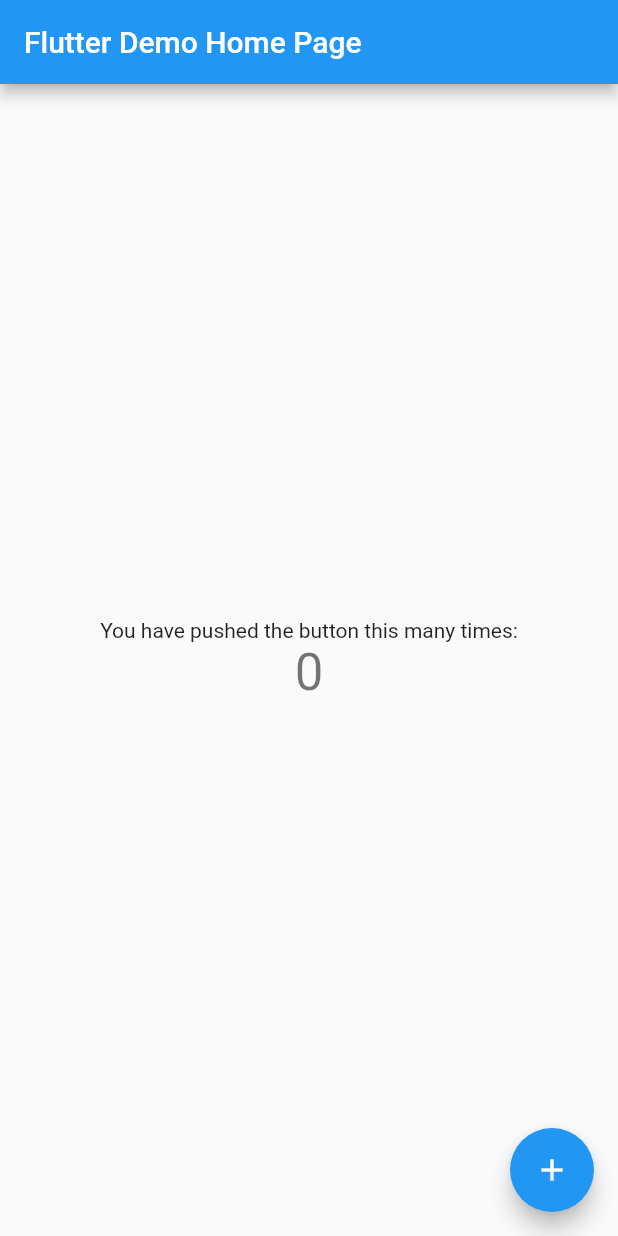
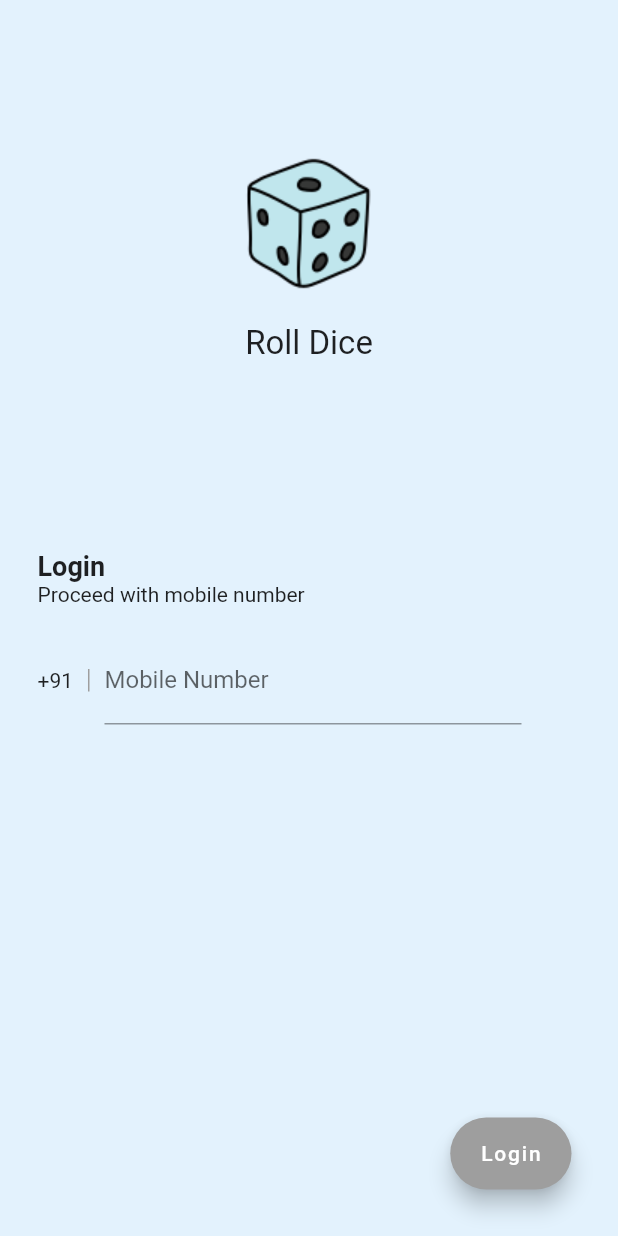
Before and after one commit to DeepakRor7/rolldicegame, a Flutter app: the screen it shows after launch, on a phone screen of 412 x 824 dp. Run offline on Flutter 3.47's test engine with Material 2 defaults, Android fonts, the phone set to English and light mode, and no system bars; our stand-ins replace firebase_auth, rxdart; accounts and stored records are empty.

Commit message:
This is First Commit

```diff
--- a/lib/main.dart
+++ b/lib/main.dart
@@ -1,4 +1,5 @@
 import 'package:flutter/material.dart';
+import 'package:rolldicegame/ui/login/LoginUI.dart';
 
 void main() {
   runApp(MyApp());
@@ -11,103 +12,9 @@ class MyApp extends StatelessWidget {
     return MaterialApp(
       title: 'Roll Dice',
       theme: ThemeData(
-        // This is the theme of your application.
-        //
-        // Try running your application with "flutter run". You'll see the
-        // application has a blue toolbar. Then, without quitting the app, try
-        // changing the primarySwatch below to Colors.green and then invoke
-        // "hot reload" (press "r" in the console where you ran "flutter run",
-        // or simply save your changes to "hot reload" in a Flutter IDE).
-        // Notice that the counter didn't reset back to zero; the application
-        // is not restarted.
         primarySwatch: Colors.blue,
       ),
-      home: MyHomePage(title: 'Flutter Demo Home Page'),
+      home: LoginUI(),
     );
   }
 }
-
-class MyHomePage extends StatefulWidget {
-  MyHomePage({Key key, this.title}) : super(key: key);
-
-  // This widget is the home page of your application. It is stateful, meaning
-  // that it has a State object (defined below) that contains fields that affect
-  // how it looks.
-
-  // This class is the configuration for the state. It holds the values (in this
-  // case the title) provided by the parent (in this case the App widget) and
-  // used by the build method of the State. Fields in a Widget subclass are
-  // always marked "final".
-
-  final String title;
-
-  @override
-  _MyHomePageState createState() => _MyHomePageState();
-}
-
-class _MyHomePageState extends State<MyHomePage> {
-  int _counter = 0;
-
-  void _incrementCounter() {
-    setState(() {
-      // This call to setState tells the Flutter framework that something has
-      // changed in this State, which causes it to rerun the build method below
-      // so that the display can reflect the updated values. If we changed
-      // _counter without calling setState(), then the build method would not be
-      // called again, and so nothing would appear to happen.
-      _counter++;
-    });
-  }
-
-  @override
-  Widget build(BuildContext context) {
-    // This method is rerun every time setState is called, for instance as done
-    // by the _incrementCounter method above.
-    //
-    // The Flutter framework has been optimized to make rerunning build methods
-    // fast, so that you can just rebuild anything that needs updating rather
-    // than having to individually change instances of widgets.
-    return Scaffold(
-      appBar: AppBar(
-        // Here we take the value from the MyHomePage object that was created by
-        // the App.build method, and use it to set our appbar title.
-        title: Text(widget.title),
-      ),
-      body: Center(
-        // Center is a layout widget. It takes a single child and positions it
-        // in the middle of the parent.
-        child: Column(
-          // Column is also a layout widget. It takes a list of children and
-          // arranges them vertically. By default, it sizes itself to fit its
-          // children horizontally, and tries to be as tall as its parent.
-          //
-          // Invoke "debug painting" (press "p" in the console, choose the
-          // "Toggle Debug Paint" action from the Flutter Inspector in Android
-          // Studio, or the "Toggle Debug Paint" command in Visual Studio Code)
-          // to see the wireframe for each widget.
-          //
-          // Column has various properties to control how it sizes itself and
-          // how it positions its children. Here we use mainAxisAlignment to
-          // center the children vertically; the main axis here is the vertical
-          // axis because Columns are vertical (the cross axis would be
-          // horizontal).
-          mainAxisAlignment: MainAxisAlignment.center,
-          children: <Widget>[
-            Text(
-              'You have pushed the button this many times:',
-            ),
-            Text(
-              '$_counter',
-              style: Theme.of(context).textTheme.headline4,
-            ),
-          ],
-        ),
-      ),
-      floatingActionButton: FloatingActionButton(
-        onPressed: _incrementCounter,
-        tooltip: 'Increment',
-        child: Icon(Icons.add),
-      ), // This trailing comma makes auto-formatting nicer for build methods.
-    );
-  }
-}
--- /dev/null
+++ b/lib/ui/login/LoginUI.dart
@@ -0,0 +1,173 @@
+
+
+import 'dart:ui';
+
+import 'package:firebase_auth/firebase_auth.dart';
+import 'package:flutter/material.dart';
+import 'package:rolldicegame/ui/login/OtpUI.dart';
+import 'package:rolldicegame/ui/login/bloc/ValidationBloc.dart';
+import 'package:rolldicegame/utils/AppConstants.dart';
+
+
+class LoginUI extends StatelessWidget{
+
+  final TextEditingController _controllerPhoneNumber =
+  TextEditingController();
+
+
+
+
+
+  var validBloc = ValidationBloc();
+
+
+
+BuildContext context;
+  @override
+  Widget build(BuildContext context) {
+
+    context = context;
+
+
+    return Scaffold(
+
+      backgroundColor: Colors.blue[50],
+
+      floatingActionButton: Padding(
+        padding: const EdgeInsets.all(15.0),
+        child: StreamBuilder<bool>(
+          stream: validBloc.validation,
+          initialData: false,
+          builder: (context, snapshot) {
+            return FloatingActionButton.extended(
+
+              backgroundColor: snapshot.data ? Colors.blue :Colors.grey,
+
+              label: Text("Login"), onPressed: () {
+
+              if(snapshot.data)
+              _submitPhoneNumber(_controllerPhoneNumber.text);
+
+            },);
+          }
+        ),
+      ),
+
+      body: Container(
+       child: ListView(
+         children: <Widget>[
+
+         SizedBox(height: 100,),
+          context.logoIconWidget(),
+           SizedBox(height: 100,),
+          Padding(
+            padding: const EdgeInsets.all(25.0),
+            child: Column(
+
+              crossAxisAlignment: CrossAxisAlignment.start,
+              children: <Widget>[
+
+                Text("Login",style: TextStyle(fontSize: 18,fontWeight: FontWeight.w600) ,),
+                Text("Proceed with mobile number"),
+                SizedBox(height: 20,) ,
+
+                Row(
+                  crossAxisAlignment: CrossAxisAlignment.center,
+                  children: <Widget>[
+                    Column(
+                      children: <Widget>[
+
+                        Row(
+                          mainAxisAlignment: MainAxisAlignment.center,
+                          children: <Widget>[
+                            Text("+91"),
+
+                            Padding(
+                              padding: const EdgeInsets.only(
+                                  left: 10, right: 10),
+                              child: Container(
+                                height: 15, width: 1, color: Colors.grey,),
+                            ),
+
+                          ],
+                        ),
+                      ],
+                    ),
+                    Container(
+                      width: MediaQuery.of(context).size.width - 134,
+                      child: TextField(
+                        onChanged: (t){
+                          validBloc.validatePhoneNumber(t);
+                        },
+                        keyboardType: TextInputType.number,
+                        controller: _controllerPhoneNumber,
+                        style: TextStyle(
+                            fontSize: 16
+                            , color: Colors.black),
+                        decoration: InputDecoration(
+
+
+                            hintStyle: TextStyle(color: Colors.grey),
+                            labelText: "Mobile Number",
+                            hintText: "0987654321"
+                        ),
+                      ),
+                    )
+
+
+
+                  ],),
+
+
+
+              ],),
+          ),
+
+        ],),
+      ),
+
+    );
+
+  }
+
+
+
+
+  Future<void> _submitPhoneNumber(String phone) async {
+
+    String phoneNumber = "+91 " + phone;
+
+    void verificationCompleted(AuthCredential phoneAuthCredential) {
+      print('verificationCompleted');
+     }
+     void codeSent(String verificationId, [int code]) {
+
+      print('codeSent $verificationId');
+      context.open(OtpUI(phoneNumber: phone,));
+
+    }
+    void codeAutoRetrievalTimeout(String verificationId) {
+
+      print('codeAutoRetrievalTimeout');
+    }
+
+    await FirebaseAuth.instance.verifyPhoneNumber(
+
+      phoneNumber: phoneNumber,
+      timeout: Duration(milliseconds: 10000),
+      verificationCompleted: verificationCompleted,
+       /// This is called after the OTP is sent. Gives a `verificationId` and `code`
+      codeSent: codeSent,
+     codeAutoRetrievalTimeout: codeAutoRetrievalTimeout,
+    ); // All the callbacks are above
+  }
+
+
+
+
+
+
+
+
+
+}
--- /dev/null
+++ b/lib/ui/login/bloc/ValidationBloc.dart
@@ -0,0 +1,27 @@
+
+
+
+import 'package:rxdart/subjects.dart';
+
+class ValidationBloc{
+
+  var _isValid = PublishSubject<bool>();
+
+
+  Stream<bool> get validation => _isValid.stream;
+
+  validatePhoneNumber(String number) async{
+    _isValid.sink.add(number.length == 10? true : false);
+  }
+
+  validateOTP(String number) async{
+    _isValid.sink.add(number.length == 6? true : false);
+  }
+
+
+
+  dispose(){
+    _isValid.close();
+  }
+
+}
--- /dev/null
+++ b/lib/utils/AppConstants.dart
@@ -0,0 +1,50 @@
+
+import 'package:flutter/cupertino.dart';
+import 'package:flutter/material.dart';
+
+
+// Colors
+const  appPrimaryColor = Colors.blue;
+
+// Strings
+const appName = "Roll Dice";
+
+//icons
+const ic_logo = "assets/images/ic_logo.png";
+
+
+//Extentions
+
+extension widget on BuildContext {
+
+  Widget logoIconWidget(){
+    return Column(
+      children: [
+
+        Image.asset(ic_logo),
+        SizedBox(height: 20,),
+
+        Text(appName,style: TextStyle(fontSize: 22),),
+      ],
+    );
+  }
+
+  openReplace(  Widget whichIsOpen) {
+    Navigator.pushReplacement(
+        this, CupertinoPageRoute(builder: (context) => whichIsOpen));
+  }
+
+  open(  Widget whichIsOpen) {
+    Navigator.push(
+        this, CupertinoPageRoute(builder: (context) => whichIsOpen));
+  }
+
+  Future openWait(  Widget whichIsOpen) async {
+    final result = await Navigator.push(
+      this,
+      CupertinoPageRoute(builder: (context) => whichIsOpen),
+    );
+
+    return result;
+  }
+}
```
Also changed, not shown: lib/ui/dashboard/DashboardUI.dart (added, +14 -0 lines), lib/ui/login/OtpUI.dart (added, +123 -0 lines), pubspec.yaml (+7 -2 lines), assets/images/ic_logo.png (added), pubspec.lock, 10 other files.
